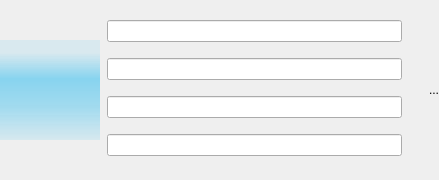
Old version of the form track.ui in the repository keshavbhatt/olivia.
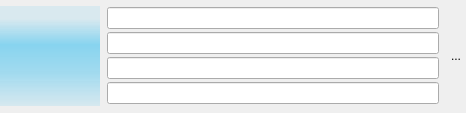
New version of the form. Icons and pictures are not drawn.

```diff
--- a/track.ui
+++ b/track.ui
@@ -6,8 +6,8 @@
    <rect>
     <x>0</x>
     <y>0</y>
-    <width>439</width>
-    <height>180</height>
+    <width>466</width>
+    <height>113</height>
    </rect>
   </property>
   <property name="sizePolicy">
@@ -173,35 +173,6 @@
             </property>
            </spacer>
           </item>
-          <item>
-           <layout class="QHBoxLayout" name="horizontalLayout_3">
-            <property name="topMargin">
-             <number>4</number>
-            </property>
-            <item>
-             <widget class="QLabel" name="loading">
-              <property name="minimumSize">
-               <size>
-                <width>16</width>
-                <height>16</height>
-               </size>
-              </property>
-              <property name="maximumSize">
-               <size>
-                <width>16</width>
-                <height>16</height>
-               </size>
-              </property>
-              <property name="text">
-               <string/>
-              </property>
-              <property name="alignment">
-               <set>Qt::AlignCenter</set>
-              </property>
-             </widget>
-            </item>
-           </layout>
-          </item>
           <item>
            <layout class="QHBoxLayout" name="horizontalLayout_4">
             <property name="topMargin">
@@ -231,6 +202,35 @@
             </item>
            </layout>
           </item>
+          <item>
+           <layout class="QHBoxLayout" name="horizontalLayout_3">
+            <property name="topMargin">
+             <number>4</number>
+            </property>
+            <item>
+             <widget class="QPushButton" name="option">
+              <property name="sizePolicy">
+               <sizepolicy hsizetype="Maximum" vsizetype="Expanding">
+                <horstretch>0</horstretch>
+                <verstretch>0</verstretch>
+               </sizepolicy>
+              </property>
+              <property name="maximumSize">
+               <size>
+                <width>20</width>
+                <height>16777215</height>
+               </size>
+              </property>
+              <property name="styleSheet">
+               <string notr="true">border:none;</string>
+              </property>
+              <property name="text">
+               <string>...</string>
+              </property>
+             </widget>
+            </item>
+           </layout>
+          </item>
           <item>
            <layout class="QHBoxLayout" name="horizontalLayout">
             <property name="topMargin">
@@ -281,28 +281,6 @@
           </item>
          </layout>
         </item>
-        <item>
-         <widget class="QPushButton" name="option">
-          <property name="sizePolicy">
-           <sizepolicy hsizetype="Maximum" vsizetype="Expanding">
-            <horstretch>0</horstretch>
-            <verstretch>0</verstretch>
-           </sizepolicy>
-          </property>
-          <property name="maximumSize">
-           <size>
-            <width>20</width>
-            <height>16777215</height>
-           </size>
-          </property>
-          <property name="styleSheet">
-           <string notr="true">border:none;</string>
-          </property>
-          <property name="text">
-           <string>...</string>
-          </property>
-         </widget>
-        </item>
        </layout>
       </item>
      </layout>
```
